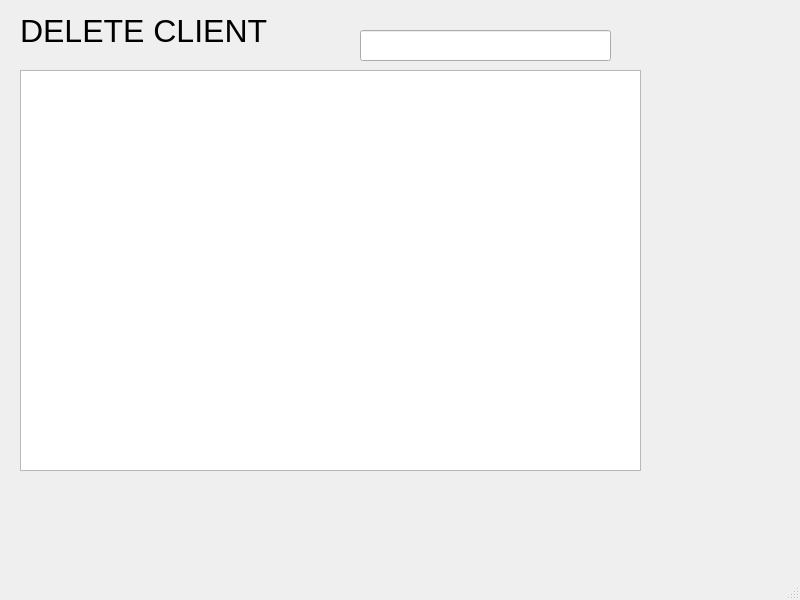
Old version of the form deleteclient.ui in the repository sluchson/Projekt-Studia-HotelSystem.
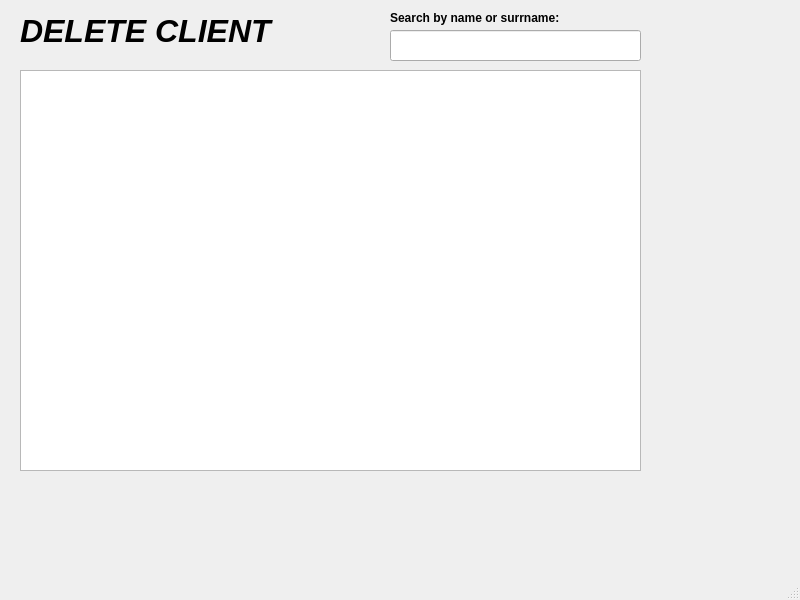
New version of the form.

```diff
--- a/deleteclient.ui
+++ b/deleteclient.ui
@@ -29,13 +29,15 @@
      <rect>
       <x>20</x>
       <y>10</y>
-      <width>251</width>
+      <width>291</width>
       <height>41</height>
      </rect>
     </property>
     <property name="font">
      <font>
       <pointsize>24</pointsize>
+      <italic>true</italic>
+      <bold>true</bold>
      </font>
     </property>
     <property name="text">
@@ -45,13 +47,31 @@
    <widget class="QLineEdit" name="lineEdit_searchClient">
     <property name="geometry">
      <rect>
-      <x>360</x>
+      <x>390</x>
       <y>30</y>
       <width>251</width>
       <height>31</height>
      </rect>
     </property>
    </widget>
+   <widget class="QLabel" name="label_4">
+    <property name="geometry">
+     <rect>
+      <x>390</x>
+      <y>10</y>
+      <width>211</width>
+      <height>16</height>
+     </rect>
+    </property>
+    <property name="font">
+     <font>
+      <bold>true</bold>
+     </font>
+    </property>
+    <property name="text">
+     <string>Search by name or surrname:</string>
+    </property>
+   </widget>
   </widget>
   <widget class="QMenuBar" name="menubar">
    <property name="geometry">
```
Left out of the diff: 2 changed lines with no effect on the pictures.
